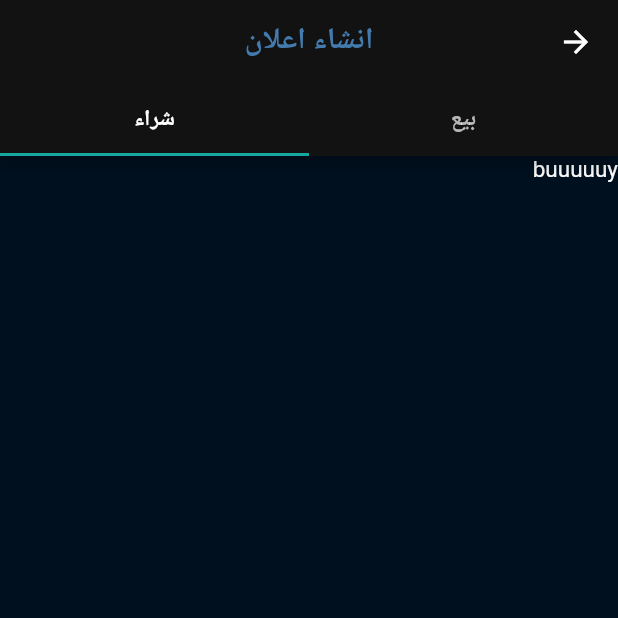
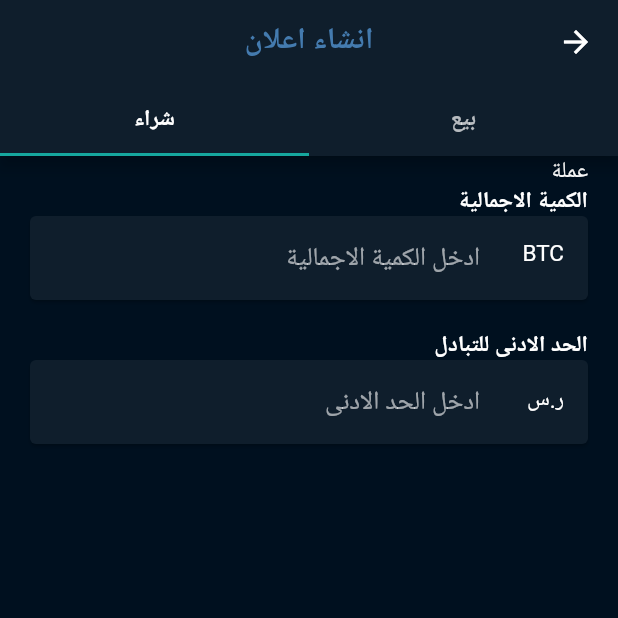
Before and after one commit to Abdulaziz4/aomlah, a Flutter app: the CreateOfferView screen opened by its route, tab 2 chosen, on a phone screen of 412 x 824 dp, the top half of it. Run offline on Flutter 3.47's test engine with Material 2 defaults, Android fonts, the phone set to English and light mode, and no system bars; our stand-ins replace firebase_auth, firebase_core, flutter_svg, google_fonts, stacked, stacked_services; accounts and stored records are empty; Roboto replaces fonts that are missing (Cairo).

Commit message:
Adding some ui elements

```diff
--- a/lib/ui/views/create_offer/create_offer_buy.dart
+++ b/lib/ui/views/create_offer/create_offer_buy.dart
@@ -1,10 +1,87 @@
+import 'package:aomlah/core/app/utils/constants.dart';
 import 'package:flutter/material.dart';
 
 class CreateOfferBuy extends StatelessWidget {
   const CreateOfferBuy({Key? key}) : super(key: key);
+
   @override
   Widget build(BuildContext context) {
-    return Text("buuuuuy");
+    return Column(
+      mainAxisAlignment: MainAxisAlignment.start,
+      children: <Widget>[
+
+        Row(
+          mainAxisAlignment: MainAxisAlignment.start,
+          children: <Widget>[
+            SizedBox(width: 20,),
+            Column(
+              mainAxisAlignment: MainAxisAlignment.start,
+              children: [
+                Text('عملة')
+                // DropdownButton(),
+              ],
+            )
+          ],
+
+        ),
+        ///Amount of Crypto to buy
+        Row(
+          mainAxisAlignment: MainAxisAlignment.start,
+
+          children: const <Widget>[
+            SizedBox(width: 20),
+            Text('الكمية الاجمالية',style: TextStyle(
+              fontWeight: FontWeight.bold
+            ), textAlign: TextAlign.right,
+            ),
+          ],
+        ),
+        Card(
+          color: Constants.black3dp,
+          margin: EdgeInsets.fromLTRB(20, 0, 20, 20),
+          child: ListTile(
+            // contentPadding: EdgeInsets.symmetric(horizontal: 16.0,vertical: 2),
+            leading: Text('BTC'),
+            title: TextField(
+              decoration: InputDecoration(
+                hintText: 'ادخل الكمية الاجمالية',
+                border: InputBorder.none
+              ),
+              keyboardType: TextInputType.number,
+            ),
+          ),
+        ),
+        // Text(''),
+
+        ///min trade amount
+        Row(
+          mainAxisAlignment: MainAxisAlignment.start,
+
+          children: const <Widget>[
+            SizedBox(width: 20),
+            Text('الحد الادنى للتبادل',style: TextStyle(
+                fontWeight: FontWeight.bold
+            ), textAlign: TextAlign.right,
+            ),
+          ],
+        ),
+        Card(
+          color: Constants.black3dp,
+          margin: EdgeInsets.fromLTRB(20, 0, 20, 20),
+          child: ListTile(
+            // contentPadding: EdgeInsets.symmetric(horizontal: 16.0,vertical: 2),
+            leading: Text('ر.س'),
+            title: TextField(
+              decoration: InputDecoration(
+                  hintText: 'ادخل الحد الادنى',
+                  border: InputBorder.none
+              ),
+              keyboardType: TextInputType.number,
+            ),
+          ),
+        ),
+      ],
+    );
   }
 
 }
--- a/lib/ui/views/create_offer/create_offer_view.dart
+++ b/lib/ui/views/create_offer/create_offer_view.dart
@@ -12,6 +12,7 @@ class CreateOfferView extends StatelessWidget {
       length: 2,
       child: Scaffold(
           appBar: AppBar(
+            backgroundColor: Constants.black3dp,
             title: Text(
               'انشاء اعلان',
               style: TextStyle(
```
